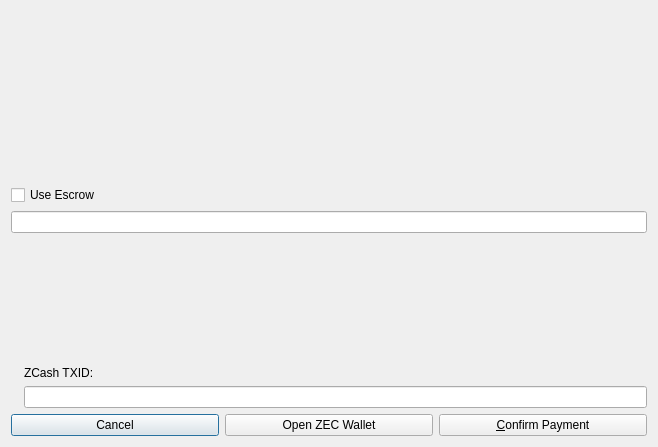
This is src/qt/forms/offeracceptdialogzec.ui in greggdourgarian/syscoin2 as Qt 5 draws it before an edit. The edited form follows.
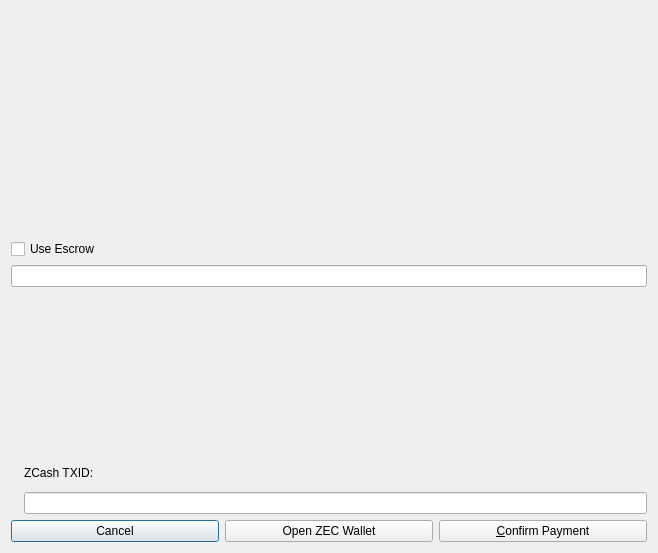
This is the edited form.

Commit message: resize payment screens

The edit to the form file:
```diff
--- a/src/qt/forms/offeracceptdialogzec.ui
+++ b/src/qt/forms/offeracceptdialogzec.ui
@@ -7,7 +7,7 @@
     <x>0</x>
     <y>0</y>
     <width>658</width>
-    <height>447</height>
+    <height>553</height>
    </rect>
   </property>
   <property name="windowTitle">
```
The commit also changes 2 other files.
